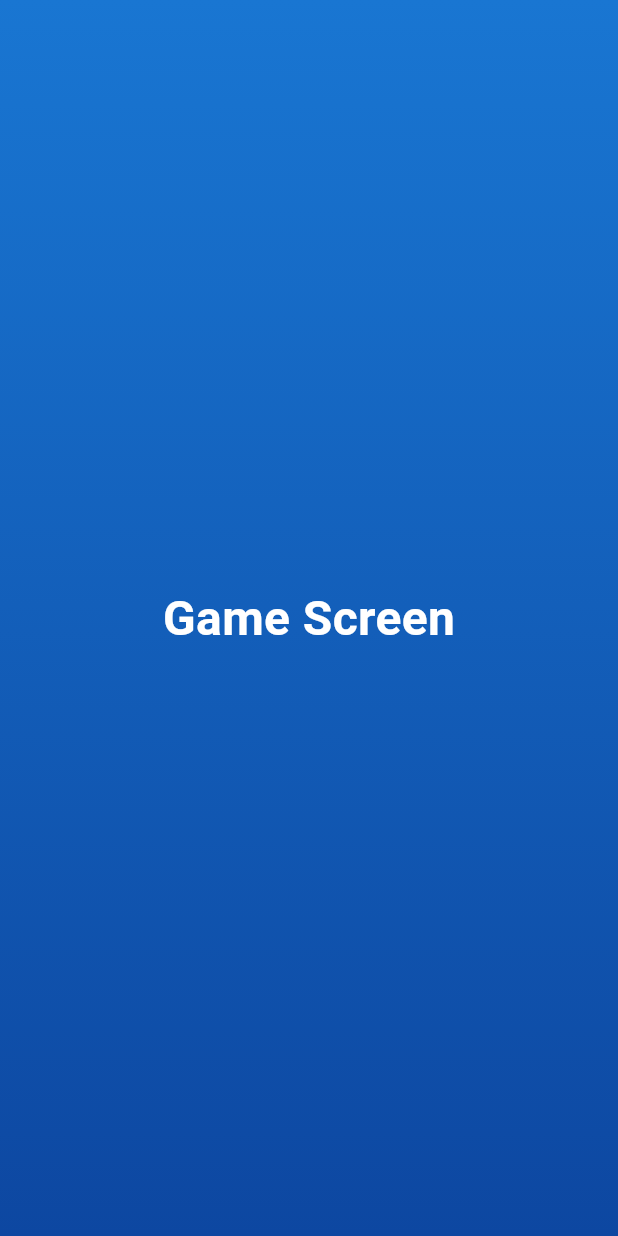
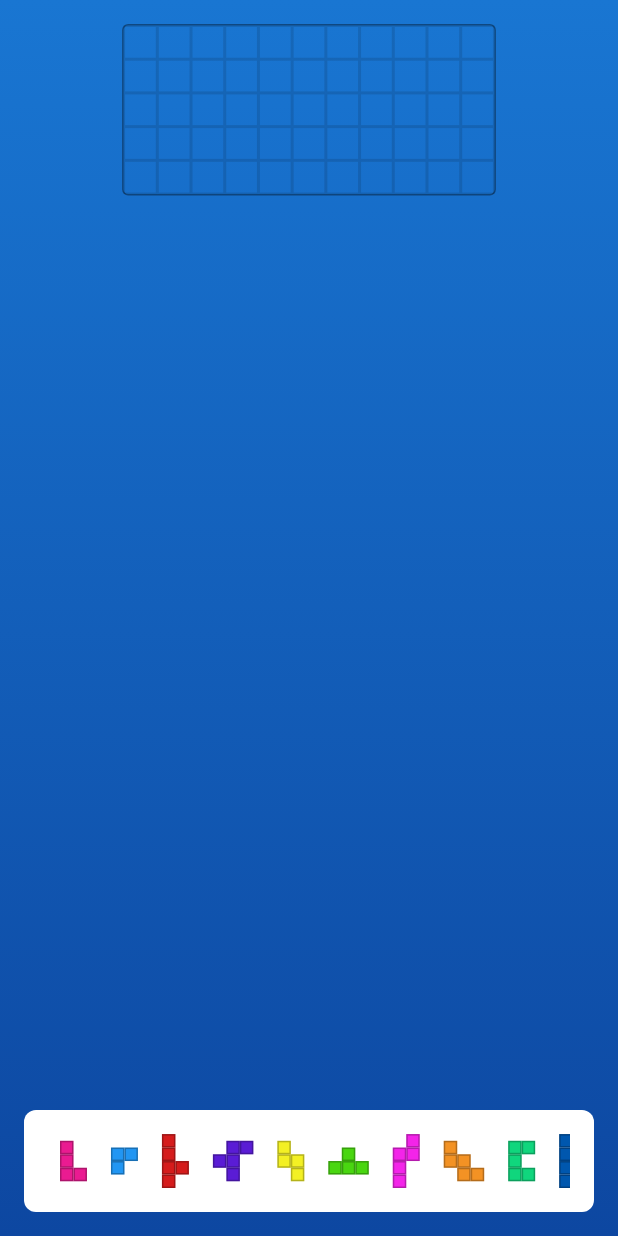
Before and after one commit to danieltrundlewtut/chockablock, a Flutter app: the GameScreen screen opened directly, on a phone screen of 412 x 824 dp. Run offline on Flutter 3.47's test engine with Material 3 defaults, Android fonts, the light colour scheme and no system bars.

Commit message:
Added game pieces, game board as well as functionality to see pieces, drag and drop them, and get feedback on pieces being 'held' over the board

```diff
--- /dev/null
+++ b/lib/data/piece_data.dart
@@ -0,0 +1,118 @@
+import 'package:flutter/material.dart';
+import '../models/piece.dart';
+
+class PieceData {
+  static List<ChockABlockPiece> getAllPieces() {
+    return [
+      ChockABlockPiece(
+        id: 'ella',
+        pattern: [
+          [true, false],
+          [true, false],
+          [true, true],
+        ],
+        color: const Color(0xFFEA1B91),
+      ),
+      ChockABlockPiece(
+        id: 'billie',
+        pattern: [
+          [true, true],
+          [true, false],
+        ],
+        color: Colors.blue,
+      ),
+      ChockABlockPiece(
+        id: 'clifford',
+        pattern: [
+          [true, false],
+          [true, false],
+          [true, true],
+          [true, false],
+        ],
+        color: const Color(0xFFD51C1C),
+      ),
+      ChockABlockPiece(
+        id: 'louis',
+        pattern: [
+          [false, true, true],
+          [true, true, false],
+          [false, true, false],
+        ],
+        color: const Color(0xFF5A1CD5),
+      ),
+      ChockABlockPiece(
+        id: 'nina',
+        pattern: [
+          [true, false],
+          [true, true],
+          [false, true],
+        ],
+        color: const Color(0xFFF3F024),
+      ),
+      ChockABlockPiece(
+        id: 'nat',
+        pattern: [
+          [false, true, false],
+          [true, true, true],
+        ],
+        color: const Color(0xFF49D610),
+      ),
+      ChockABlockPiece(
+        id: 'betty',
+        pattern: [
+          [false, true],
+          [true, true],
+          [true, false],
+          [true, false],
+        ],
+        color: const Color(0xFFF324E9),
+      ),
+      ChockABlockPiece(
+        id: 'charlie',
+        pattern: [
+          [true, false, false],
+          [true, true, false],
+          [false, true, true],
+        ],
+        color: const Color(0xFFF39224),
+      ),
+      ChockABlockPiece(
+        id: 'dizzy',
+        pattern: [
+          [true, true],
+          [true, false],
+          [true, true],
+        ],
+        color: const Color(0xFF10D67D),
+      ),
+      ChockABlockPiece(
+        id: 'ray',
+        pattern: [
+          [true, true],
+          [true, false],
+          [true, false],
+          [true, false],
+        ],
+        color: const Color(0xFF0057AE),
+      ),
+      ChockABlockPiece(
+        id: 'ronnie',
+        pattern: [
+          [true, false],
+          [true, true],
+          [true, true],
+        ],
+        color: const Color(0xFF4135B6),
+      ),
+      ChockABlockPiece(
+        id: 'benny',
+        pattern: [
+          [true, false, false],
+          [true, false, false],
+          [true, true, true],
+        ],
+        color: const Color(0xFFFBCD14),
+      ),
+    ];
+  }
+}
--- /dev/null
+++ b/lib/models/board_position.dart
@@ -0,0 +1,6 @@
+class BoardPosition {
+  final int row;
+  final int col;
+
+  BoardPosition(this.row, this.col);
+}
--- a/lib/models/piece.dart
+++ b/lib/models/piece.dart
@@ -0,0 +1,33 @@
+import 'package:flutter/material.dart';
+
+class ChockABlockPiece {
+  final String id;
+  final List<List<bool>> pattern;
+  final Color color;
+  int rotationDegrees = 0;
+  bool isFlippedHorizontally = false;
+  bool isFlippedVertically = false;
+
+  ChockABlockPiece({
+    required this.id,
+    required this.pattern,
+    required this.color,
+  });
+
+  // Will be implemented later for piece manipulation
+  void rotateRight() {
+    rotationDegrees = (rotationDegrees + 90) % 360;
+  }
+
+  void rotateLeft() {
+    rotationDegrees = (rotationDegrees - 90) % 360;
+  }
+
+  void flipHorizontally() {
+    isFlippedHorizontally = !isFlippedHorizontally;
+  }
+
+  void flipVertically() {
+    isFlippedVertically = !isFlippedVertically;
+  }
+}
--- a/lib/screens/game_screen_classic.dart
+++ b/lib/screens/game_screen_classic.dart
@@ -1,10 +1,68 @@
+import 'package:chockablock/models/piece.dart';
+import 'package:chockablock/widgets/pieces_interface_widget.dart';
 import 'package:flutter/material.dart';
+import '../models/board_position.dart';
+import '../widgets/board_widget.dart';
+import '../data/piece_data.dart';
 
-class GameScreen extends StatelessWidget {
+class GameScreen extends StatefulWidget {
   const GameScreen({super.key});
 
   @override
+  State<GameScreen> createState() => _GameScreenState();
+}
+
+class _GameScreenState extends State<GameScreen> {
+  List<ChockABlockPiece> availablePieces = [];
+  List<ChockABlockPiece> placedPieces = [];
+  ChockABlockPiece? draggingPiece;
+  Map<String, BoardPosition> piecePlacements = {};
+
+  @override
+  void initState() {
+    super.initState();
+    availablePieces = PieceData.getAllPieces();
+  }
+
+  bool isValidPlacement(BoardPosition position, ChockABlockPiece piece) {
+    // TODO: Implement actual validation logic
+    return true;
+  }
+
+  void onPiecePlaced(ChockABlockPiece piece, BoardPosition position) {
+    if (isValidPlacement(position, piece)) {
+      setState(() {
+        if (draggingPiece != null) {
+          // If the piece was already placed somewhere, remove old placement
+          piecePlacements.remove(piece.id);
+
+          // Add new placement
+          piecePlacements[piece.id] = position;
+
+          // If piece wasn't previously placed, move it from available to placed
+          if (!placedPieces.contains(piece)) {
+            availablePieces.remove(piece);
+            placedPieces.add(piece);
+          }
+        }
+      });
+    }
+  }
+
+  void onPieceRemoved(ChockABlockPiece piece) {
+    setState(() {
+      placedPieces.remove(piece);
+      availablePieces.add(piece);
+      piecePlacements.remove(piece.id);
+    });
+  }
+
+  @override
   Widget build(BuildContext context) {
+    final screenWidth = MediaQuery.of(context).size.width;
+    final boardWidth = (screenWidth * 0.6);
+    final cellSize = boardWidth / 11;
+
     return Scaffold(
       body: Container(
         decoration: BoxDecoration(
@@ -14,14 +72,44 @@ class GameScreen extends StatelessWidget {
             colors: [Colors.blue.shade700, Colors.blue.shade900],
           ),
         ),
-        child: const Center(
-          child: Text(
-            'Game Screen',
-            style: TextStyle(
-              fontSize: 32,
-              color: Colors.white,
-              fontWeight: FontWeight.bold,
-            ),
+        child: SafeArea(
+          child: Stack(
+            children: [
+              Column(
+                children: [
+                  const SizedBox(height: 16),
+                  Center(
+                    child: GameBoard(
+                      cellSize: cellSize,
+                      piecePlacements: piecePlacements,
+                      pieces: [...availablePieces, ...placedPieces],
+                      onPieceRemoved: onPieceRemoved,
+                    ),
+                  ),
+                  const Spacer(),
+                  Padding(
+                    padding: const EdgeInsets.all(16.0),
+                    child: Center(
+                      child: PiecesInterface(
+                        pieces: availablePieces,
+                        cellSize: cellSize * 0.4,
+                        draggingPiece: draggingPiece,
+                        onDragStarted: (piece) {
+                          setState(() {
+                            draggingPiece = piece;
+                          });
+                        },
+                        onDragEnded: () {
+                          setState(() {
+                            draggingPiece = null;
+                          });
+                        },
+                      ),
+                    ),
+                  ),
+                ],
+              ),
+            ],
           ),
         ),
       ),
--- a/lib/widgets/board_widget.dart
+++ b/lib/widgets/board_widget.dart
@@ -0,0 +1,177 @@
+import 'package:chockablock/widgets/piece_widget.dart';
+
+import '../models/piece.dart';
+import 'package:flutter/material.dart';
+import '../models/board_position.dart';
+
+class GameBoard extends StatefulWidget {
+  final double cellSize;
+  final Map<String, BoardPosition> piecePlacements;
+  final List<ChockABlockPiece> pieces;
+  final Function(ChockABlockPiece) onPieceRemoved;
+
+  const GameBoard({
+    super.key,
+    required this.cellSize,
+    required this.piecePlacements,
+    required this.pieces,
+    required this.onPieceRemoved,
+  });
+
+  @override
+  State<GameBoard> createState() => _GameBoardState();
+}
+
+class _GameBoardState extends State<GameBoard> {
+  BoardPosition? hoverPosition;
+  ChockABlockPiece? hoverPiece;
+  bool isValidPlacement = false;
+
+  BoardPosition _getBoardPosition(Offset localPosition) {
+    // Snap to grid by rounding to nearest cell
+    final row = (localPosition.dy / widget.cellSize).round();
+    final col = (localPosition.dx / widget.cellSize).round();
+    return BoardPosition(row, col);
+  }
+
+  bool _isValidPosition(BoardPosition position, ChockABlockPiece piece) {
+    // Check if any part of the piece would be outside the board
+    for (int row = 0; row < piece.pattern.length; row++) {
+      for (int col = 0; col < piece.pattern[row].length; col++) {
+        if (piece.pattern[row][col]) {
+          final boardRow = position.row + row;
+          final boardCol = position.col + col;
+
+          // Check board boundaries
+          if (boardRow < 0 || boardRow >= 5 || boardCol < 0 || boardCol >= 11) {
+            return false;
+          }
+
+          // Check collision with other pieces
+          // TODO: Implement collision detection with placed pieces
+        }
+      }
+    }
+    return true;
+  }
+
+  List<Positioned> _buildPreviewCells() {
+    if (hoverPosition == null || hoverPiece == null) return [];
+
+    final Color previewColor = isValidPlacement
+        ? Colors.yellow
+        : Colors.red;
+
+    List<Positioned> previewCells = [];
+    final pattern = hoverPiece!.pattern;
+
+    for (int row = 0; row < pattern.length; row++) {
+      for (int col = 0; col < pattern[row].length; col++) {
+        if (pattern[row][col]) {
+          final boardRow = hoverPosition!.row + row;
+          final boardCol = hoverPosition!.col + col;
+
+          // Show all cells of the piece, even if out of bounds (they'll be red)
+          previewCells.add(
+            Positioned(
+              left: boardCol * widget.cellSize,
+              top: boardRow * widget.cellSize,
+              child: Container(
+                width: widget.cellSize,
+                height: widget.cellSize,
+                decoration: BoxDecoration(
+                  color: previewColor.withOpacity(0.3),
+                  border: Border.all(
+                    color: previewColor.withOpacity(0.5),
+                    width: 2,
+                  ),
+                ),
+              ),
+            ),
+          );
+        }
+      }
+    }
+
+    return previewCells;
+  }
+
+  @override
+  Widget build(BuildContext context) {
+    return DragTarget<ChockABlockPiece>(
+      onWillAccept: (piece) => true,
+      onAccept: (piece) {
+        if (hoverPosition != null && isValidPlacement) {
+          // Handle piece placement
+        }
+      },
+      onLeave: (piece) {
+        setState(() {
+          hoverPosition = null;
+          hoverPiece = null;
+          isValidPlacement = false;
+        });
+      },
+      onMove: (details) {
+        final RenderBox renderBox = context.findRenderObject() as RenderBox;
+        final localPosition = renderBox.globalToLocal(details.offset);
+        final newPosition = _getBoardPosition(localPosition);
+
+        setState(() {
+          hoverPosition = newPosition;
+          hoverPiece = details.data;
+          isValidPlacement = _isValidPosition(newPosition, details.data);
+        });
+      },
+      builder: (context, candidateData, rejectedData) {
+        return Container(
+          decoration: BoxDecoration(
+            border: Border.all(color: Colors.black38),
+            borderRadius: BorderRadius.circular(4),
+          ),
+          child: Stack(
+            clipBehavior: Clip.none, // Allow preview to overflow
+            children: [
+              // Base grid
+              Column(
+                mainAxisSize: MainAxisSize.min,
+                children: List.generate(5, (row) {
+                  return Row(
+                    mainAxisSize: MainAxisSize.min,
+                    children: List.generate(11, (col) {
+                      return Container(
+                        width: widget.cellSize,
+                        height: widget.cellSize,
+                        decoration: BoxDecoration(
+                          border: Border.all(color: Colors.black12),
+                        ),
+                      );
+                    }),
+                  );
+                }),
+              ),
+              // Placed pieces
+              ...widget.piecePlacements.entries.map((entry) {
+                final piece = widget.pieces.firstWhere((p) => p.id == entry.key);
+                final position = entry.value;
+                return Positioned(
+                  left: position.col * widget.cellSize,
+                  top: position.row * widget.cellSize,
+                  child: GestureDetector(
+                    onTap: () => widget.onPieceRemoved(piece),
+                    child: PieceWidget(
+                      piece: piece,
+                      cellSize: widget.cellSize,
+                    ),
+                  ),
+                );
+              }),
+              // Preview cells
+              ..._buildPreviewCells(),
+            ],
+          ),
+        );
+      },
+    );
+  }
+}
--- a/lib/widgets/piece_widget.dart
+++ b/lib/widgets/piece_widget.dart
@@ -0,0 +1,39 @@
+import 'package:flutter/material.dart';
+import '../models/piece.dart';
+
+class PieceWidget extends StatelessWidget {
+  final ChockABlockPiece piece;
+  final double cellSize;
+
+  const PieceWidget({
+    super.key,
+    required this.piece,
+    this.cellSize = 30.0,
+  });
+
+  @override
+  Widget build(BuildContext context) {
+    return Container(
+      width: piece.pattern[0].length * cellSize,
+      height: piece.pattern.length * cellSize,
+      child: Column(
+        mainAxisSize: MainAxisSize.min,
+        children: piece.pattern.map((row) {
+          return Row(
+            mainAxisSize: MainAxisSize.min,
+            children: row.map((isActive) {
+              return Container(
+                width: cellSize,
+                height: cellSize,
+                decoration: BoxDecoration(
+                  color: isActive ? piece.color : Colors.transparent,
+                  border: isActive ? Border.all(color: Colors.black26) : null,
+                ),
+              );
+            }).toList(),
+          );
+        }).toList(),
+      ),
+    );
+  }
+}
--- /dev/null
+++ b/lib/widgets/pieces_interface_widget.dart
@@ -0,0 +1,63 @@
+import 'package:flutter/material.dart';
+import '../models/piece.dart';
+import 'piece_widget.dart';
+
+class PiecesInterface extends StatelessWidget {
+  final List<ChockABlockPiece> pieces;
+  final double cellSize;
+
+  final ChockABlockPiece? draggingPiece;
+  final Function(ChockABlockPiece) onDragStarted;
+  final VoidCallback onDragEnded;
+
+  const PiecesInterface({
+    super.key,
+    required this.pieces,
+    required this.cellSize,
+    required this.draggingPiece,
+    required this.onDragStarted,
+    required this.onDragEnded,
+  });
+
+  @override
+  Widget build(BuildContext context) {
+    return Container(
+      decoration: BoxDecoration(
+        color: Colors.white,
+        borderRadius: BorderRadius.circular(8),
+      ),
+      padding: const EdgeInsets.all(16),
+      child: SingleChildScrollView(
+        scrollDirection: Axis.horizontal,
+        child: Row(
+          mainAxisSize: MainAxisSize.min,
+          children: pieces.map((piece) {
+            return Padding(
+              padding: const EdgeInsets.symmetric(horizontal: 8),
+              child: Draggable<ChockABlockPiece>(
+                data: piece,
+                feedback: PieceWidget(
+                  piece: piece,
+                  cellSize: cellSize * 2,
+                ),
+                childWhenDragging: Opacity(
+                  opacity: 0.5,
+                  child: PieceWidget(
+                    piece: piece,
+                    cellSize: cellSize,
+                  ),
+                ),
+                onDragStarted: () => onDragStarted(piece),
+                onDragEnd: (_) => onDragEnded(),
+                child: PieceWidget(
+                  piece: piece,
+                  cellSize: cellSize,
+                ),
+              ),
+            );
+          }).toList(),
+        ),
+      ),
+    );
+  }
+}
```
